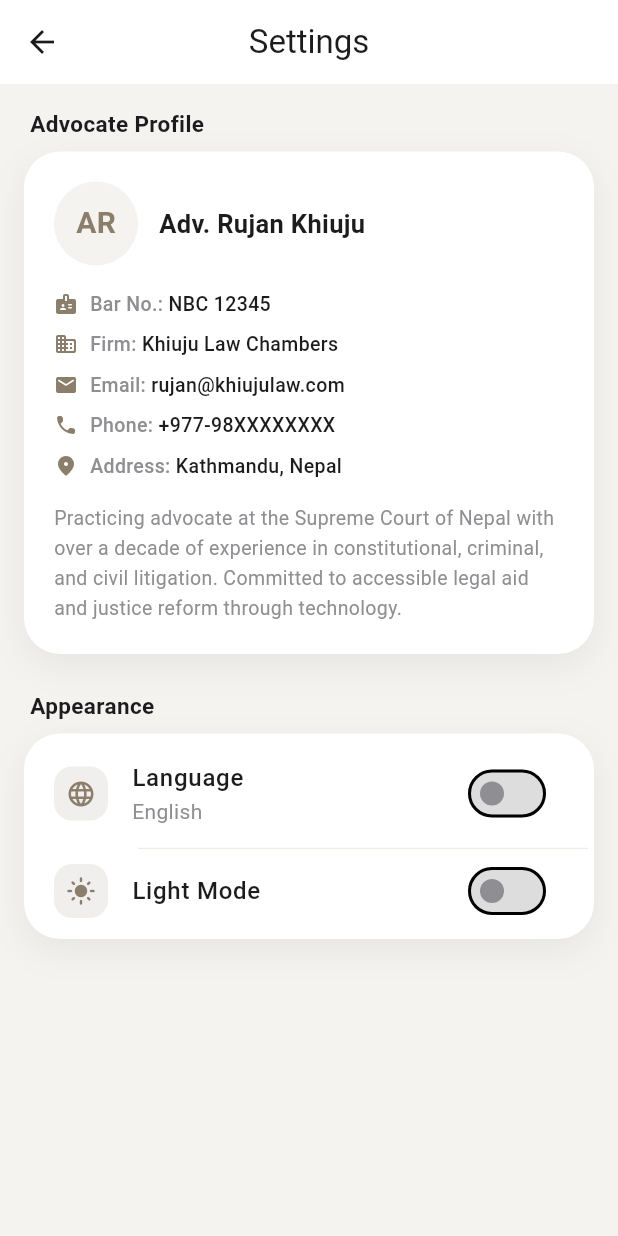
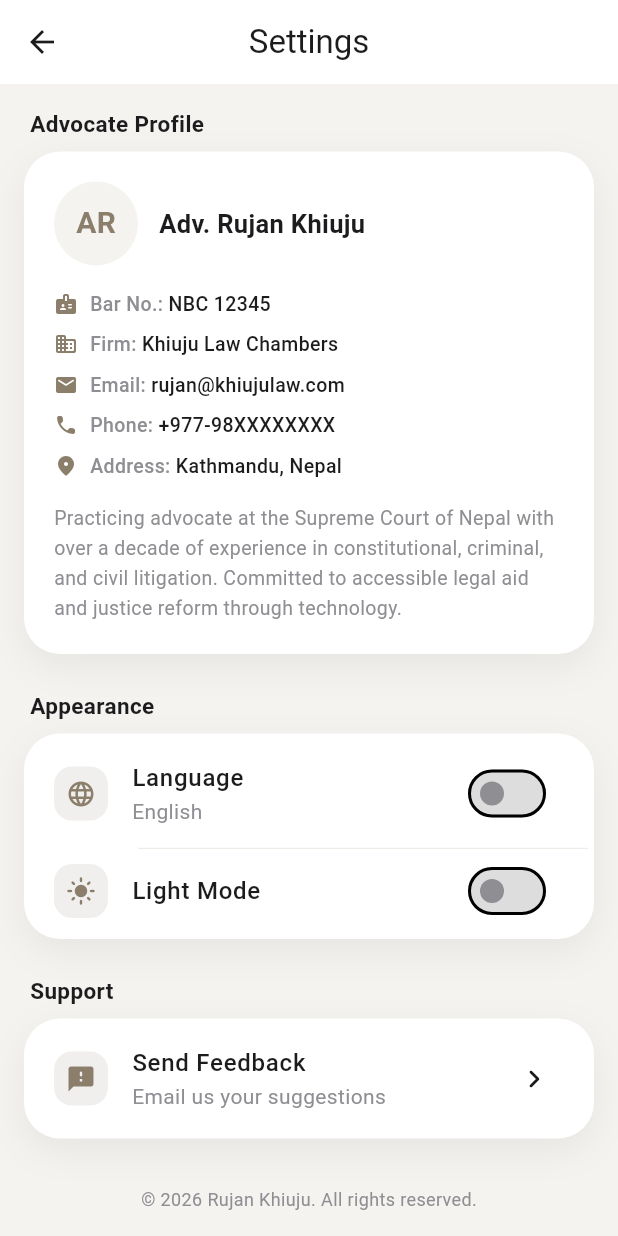
Before and after one commit to rujankhiuju/Legal_app, a Flutter app: the SettingsPage screen opened directly, on a phone screen of 412 x 824 dp. Run offline on Flutter 3.47's test engine with Material 3 defaults, Android fonts, the phone set to English and light mode, and no system bars; our stand-ins replace camera, flutter_local_notifications, flutter_riverpod, go_router, hive, hive_flutter and 8 more; accounts and stored records are empty; network calls fail.

Commit message:
Add feedback option and copyright in settings; fix blank UI by deferring update check

```diff
--- a/lib/features/home/home_page.dart
+++ b/lib/features/home/home_page.dart
@@ -25,8 +25,7 @@ class HomePage extends ConsumerWidget {
     final textColor = isDark ? AppColors.darkText : AppColors.lightText;
     final subtitleColor = isDark ? AppColors.darkSubtitle : AppColors.lightSubtitle;
 
-    ref.listen(updateCheckerProvider, (prev, next) {});
-    ref.read(updateCheckerProvider.notifier).checkForUpdate();
+    Future.microtask(() => ref.read(updateCheckerProvider.notifier).checkForUpdate());
 
     return Scaffold(
       body: Container(
--- a/lib/features/more/settings_page.dart
+++ b/lib/features/more/settings_page.dart
@@ -6,6 +6,7 @@ import '../../core/theme/app_colors.dart';
 import '../../core/theme/theme_provider.dart';
 import '../../shared/widgets/polished_card.dart';
 import '../../shared/widgets/pill_button.dart';
+import 'package:url_launcher/url_launcher.dart';
 import '../home/model/advocate_profile.dart';
 import '../home/providers/advocate_provider.dart';
 
@@ -223,7 +224,69 @@ class SettingsPage extends ConsumerWidget {
               ],
             ),
           ),
+          const SizedBox(height: 24),
+          _SectionHeader(title: 'Support', isDark: isDark),
+          const SizedBox(height: 8),
+          PolishedCard(
+            padding: const EdgeInsets.all(4),
+            margin: EdgeInsets.zero,
+            child: ListTile(
+              leading: Container(
+                padding: const EdgeInsets.all(8),
+                decoration: BoxDecoration(
+                  color: isDark
+                      ? AppColors.darkAccent.withOpacity(0.12)
+                      : AppColors.lightSecondary.withOpacity(0.12),
+                  borderRadius: BorderRadius.circular(12),
+                ),
+                child: Icon(
+                  Icons.feedback_rounded,
+                  color: isDark ? AppColors.darkAccent : AppColors.lightSecondary,
+                  size: 20,
+                ),
+              ),
+              title: Text(
+                'Send Feedback',
+                style: TextStyle(
+                  color: isDark ? AppColors.darkText : AppColors.lightText,
+                  fontWeight: FontWeight.w500,
+                ),
+              ),
+              subtitle: Text(
+                'Email us your suggestions',
+                style: TextStyle(
+                  color: isDark ? AppColors.darkSubtitle : AppColors.lightSubtitle,
+                ),
+              ),
+              trailing: const Icon(Icons.chevron_right_rounded),
+              onTap: () async {
+                final uri = Uri(
+                  scheme: 'mailto',
+                  path: 'rujan@khiujulaw.com',
+                  queryParameters: {
+                    'subject': 'Nepali Legal Assistant Feedback',
+                    'body': 'Hello Rujan,\n\n',
+                  },
+                );
+                if (await canLaunchUrl(uri)) {
+                  await launchUrl(uri);
+                }
+              },
+            ),
+          ),
           const SizedBox(height: 32),
+          Center(
+            child: Padding(
+              padding: const EdgeInsets.only(bottom: 16),
+              child: Text(
+                '© ${DateTime.now().year} Rujan Khiuju. All rights reserved.',
+                style: TextStyle(
+                  fontSize: 12,
+                  color: isDark ? AppColors.darkSubtitle : AppColors.lightSubtitle,
+                ),
+              ),
+            ),
+          ),
         ],
       ),
     );
```
